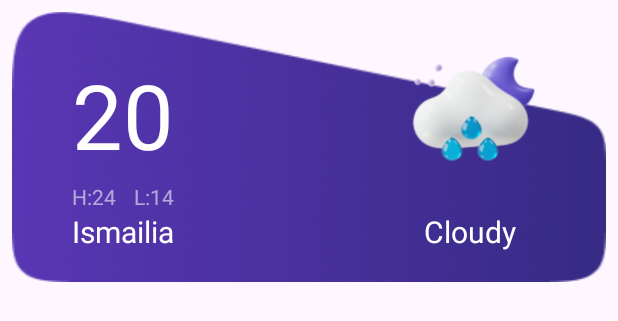
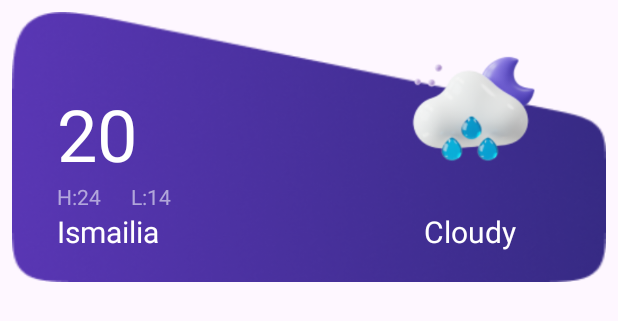
Before and after one commit to sobaih12/WeatherForecast, an Android app: the layout favorite_cell.xml on its own in the app's theme, with its tools: preview values and no code run, on a phone screen of 412 x 824 dp. Shown: the top 321 px of the screen. Run offline under Robolectric (Android 15) with nearby library versions, the phone set to English and light mode, and no system bars.

Commit message:
favorite edit

```diff
--- a/app/src/main/java/com/example/weatherforecast/favoritePage/view/FavoriteAdapter.kt
+++ b/app/src/main/java/com/example/weatherforecast/favoritePage/view/FavoriteAdapter.kt
@@ -31,7 +31,7 @@ class FavoriteAdapter(private val context:Context,private val onDeleteClickListe
                 lowTemp.text = "L:"+ Converter.convertTemperatureToString(item.favMin)
                 temp.text = Converter.convertTemperatureToString(item.favTemp)
                 weatherDesc.text = item.favMain
-                imageView.setOnClickListener {
+                weatherIcon.setOnClickListener {
                     onDeleteClickListener.onDeleteFromFavorite(item)
                 }
             }
--- a/app/src/main/res/layout/favorite_cell.xml
+++ b/app/src/main/res/layout/favorite_cell.xml
@@ -1,6 +1,7 @@
 <?xml version="1.0" encoding="utf-8"?>
 <androidx.constraintlayout.widget.ConstraintLayout xmlns:android="http://schemas.android.com/apk/res/android"
     xmlns:app="http://schemas.android.com/apk/res-auto"
+    xmlns:tools="http://schemas.android.com/tools"
     android:layout_width="match_parent"
     android:layout_height="wrap_content">
 
@@ -26,8 +27,9 @@
         android:text="Ismailia"
         android:textColor="@color/white"
         android:textSize="20sp"
+        android:maxWidth="200dp"
         android:layout_marginBottom="20dp"
-        android:layout_marginStart="40dp"
+        android:layout_marginStart="30dp"
         app:layout_constraintBottom_toBottomOf="@id/imageView"
         app:layout_constraintStart_toStartOf="@id/imageView"
          />
@@ -47,20 +49,20 @@
         android:layout_height="wrap_content"
         android:text="L:14"
         android:textColor="@color/grey"
-        app:layout_constraintEnd_toEndOf="@id/country_name"
-        app:layout_constraintBottom_toTopOf="@id/country_name"/>
+        android:layout_marginStart="20dp"
+        app:layout_constraintBottom_toTopOf="@id/country_name"
+        app:layout_constraintStart_toEndOf="@+id/high_temp" />
 
     <TextView
         android:id="@+id/temp"
         android:layout_width="wrap_content"
         android:layout_height="wrap_content"
+        android:layout_marginStart="30dp"
         android:text="20"
         android:textColor="@color/white"
-        android:textSize="60sp"
-        android:layout_marginStart="40dp"
-        android:layout_marginTop="28dp"
-        app:layout_constraintStart_toStartOf="@id/imageView"
-        app:layout_constraintTop_toTopOf="@id/imageView" />
+        android:textSize="48sp"
+        app:layout_constraintBottom_toTopOf="@+id/high_temp"
+        app:layout_constraintStart_toStartOf="@id/imageView" />
 
     <TextView
         android:id="@+id/weather_desc"
@@ -76,6 +78,7 @@
         />
 
     <ImageView
+        android:id="@+id/weather_icon"
         android:layout_width="120dp"
         android:layout_height="120dp"
         android:src="@drawable/cloud_rain"
```
